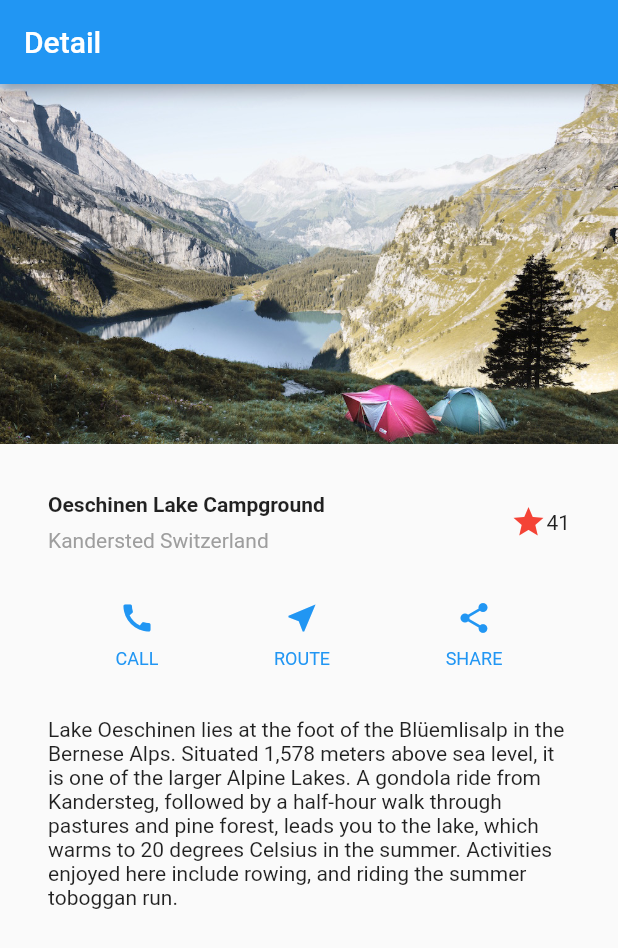
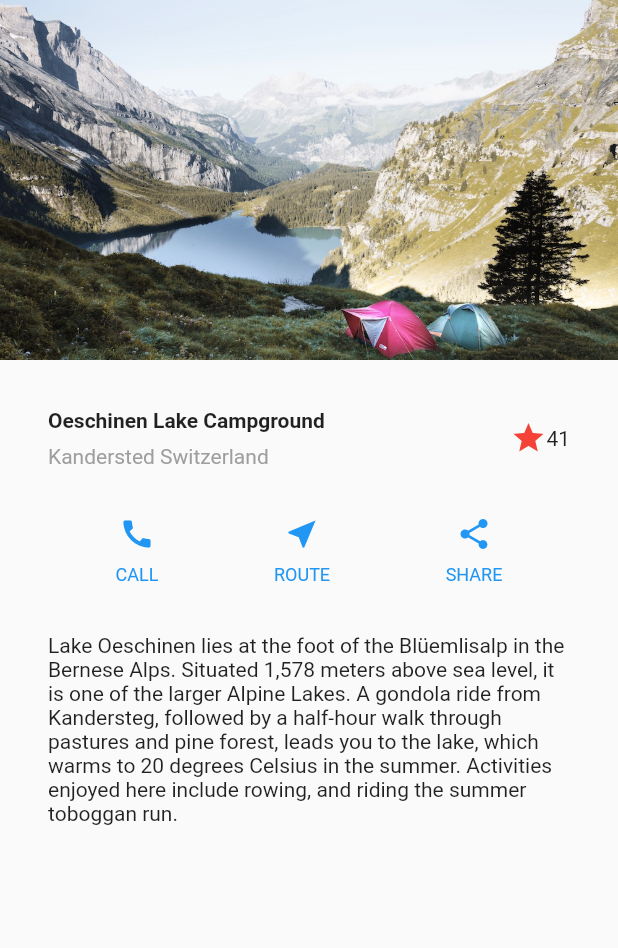
Before and after one commit to matsushitak/Detail-Flutter, a Flutter app: the screen it shows after launch, on a phone screen of 412 x 824 dp. Shown: the top 948 px of the screen. Run offline on Flutter 3.47's test engine with Material 2 defaults, Android fonts, the phone set to English and light mode, and no system bars.

Commit message:
delete app bar

```diff
--- a/lib/main.dart
+++ b/lib/main.dart
@@ -11,16 +11,12 @@ class App extends StatelessWidget {
       theme: ThemeData(
         primarySwatch: Colors.blue,
       ),
-      home: HomePage(title: 'Detail'),
+      home: HomePage(),
     );
   }
 }
 
 class HomePage extends StatefulWidget {
-  HomePage({Key key, this.title}) : super(key: key);
-
-  final String title;
-
   @override
   _HomePageState createState() => _HomePageState();
 }
@@ -29,9 +25,6 @@ class _HomePageState extends State<HomePage> {
   @override
   Widget build(BuildContext context) {
     return Scaffold(
-        appBar: AppBar(
-          title: Text(widget.title),
-        ),
         body: ListView(
       children: <Widget>[
         _imageSection(),
```
Lines whose indentation alone changed are shown as unchanged.
